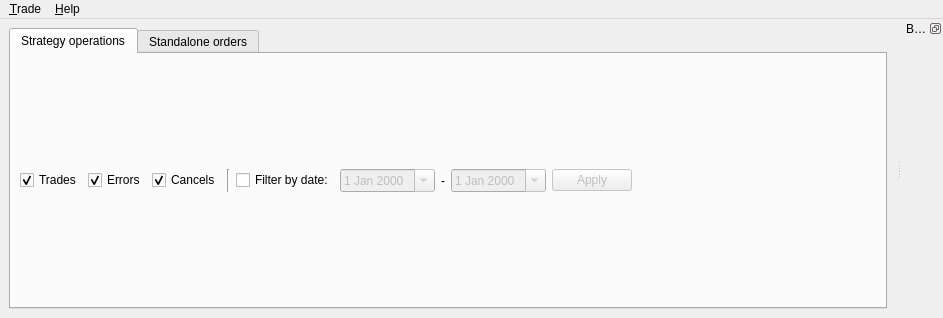
Qt form sources/FrontEnd/Terminal/MainWindow.ui (alimogh/trdk) before a commit.
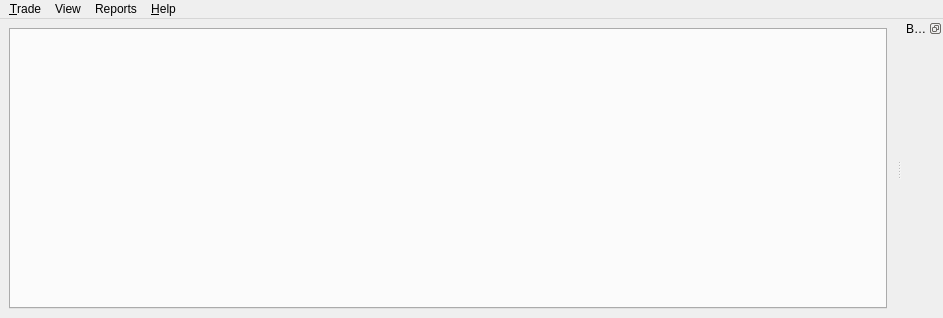
The same form after that commit.

Commit message: Initial commit for #36 "Total results report". Doesn't have conversation into major currency. Doesn't have filter by strategy.

```diff
--- a/sources/FrontEnd/Terminal/MainWindow.ui
+++ b/sources/FrontEnd/Terminal/MainWindow.ui
@@ -20,116 +20,12 @@
       <property name="currentIndex">
        <number>0</number>
       </property>
-      <widget class="QWidget" name="operations">
-       <attribute name="title">
-        <string>Strategy operations</string>
-       </attribute>
-       <layout class="QVBoxLayout" name="verticalLayout">
-        <item>
-         <layout class="QHBoxLayout" name="operationsFilters">
-          <item>
-           <widget class="QCheckBox" name="showTradeOperations">
-            <property name="text">
-             <string>Trades</string>
-            </property>
-            <property name="checked">
-             <bool>true</bool>
-            </property>
-           </widget>
-          </item>
-          <item>
-           <widget class="QCheckBox" name="showErrorOperations">
-            <property name="text">
-             <string>Errors</string>
-            </property>
-            <property name="checked">
-             <bool>true</bool>
-            </property>
-           </widget>
-          </item>
-          <item>
-           <widget class="QCheckBox" name="showCanceledOperations">
-            <property name="text">
-             <string>Cancels</string>
-            </property>
-            <property name="checked">
-             <bool>true</bool>
-            </property>
-           </widget>
-          </item>
-          <item>
-           <widget class="Line" name="line">
-            <property name="orientation">
-             <enum>Qt::Vertical</enum>
-            </property>
-           </widget>
-          </item>
-          <item>
-           <widget class="QCheckBox" name="enableOperationsDateFilter">
-            <property name="text">
-             <string>Filter by date:</string>
-            </property>
-           </widget>
-          </item>
-          <item>
-           <widget class="QDateEdit" name="operationsFilterDateFrom">
-            <property name="enabled">
-             <bool>false</bool>
-            </property>
-            <property name="calendarPopup">
-             <bool>true</bool>
-            </property>
-           </widget>
-          </item>
-          <item>
-           <widget class="QLabel" name="label">
-            <property name="text">
-             <string>-</string>
-            </property>
-           </widget>
-          </item>
-          <item>
-           <widget class="QDateEdit" name="operationsFilterDateTo">
-            <property name="enabled">
-             <bool>false</bool>
-            </property>
-            <property name="calendarPopup">
-             <bool>true</bool>
-            </property>
-           </widget>
-          </item>
-          <item>
-           <widget class="QPushButton" name="applyOperationsDateFilter">
-            <property name="enabled">
-             <bool>false</bool>
-            </property>
-            <property name="text">
-             <string>Apply</string>
-            </property>
-           </widget>
-          </item>
-          <item>
-           <spacer name="horizontalSpacer">
-            <property name="orientation">
-             <enum>Qt::Horizontal</enum>
-            </property>
-            <property name="sizeHint" stdset="0">
-             <size>
-              <width>40</width>
-              <height>20</height>
-             </size>
-            </property>
-           </spacer>
-          </item>
-         </layout>
-        </item>
-       </layout>
-      </widget>
-      <widget class="QWidget" name="standaloneOrders">
-       <attribute name="title">
-        <string>Standalone orders</string>
-       </attribute>
-      </widget>
+      <property name="tabsClosable">
+       <bool>true</bool>
+      </property>
+      <property name="movable">
+       <bool>true</bool>
+      </property>
      </widget>
     </item>
    </layout>
@@ -164,7 +60,22 @@
     </property>
     <addaction name="showAbout"/>
    </widget>
+   <widget class="QMenu" name="menuView">
+    <property name="title">
+     <string>View</string>
+    </property>
+    <addaction name="createStrategyOperationsWindow"/>
+    <addaction name="createNewStandaloneOrdersWindow"/>
+   </widget>
+   <widget class="QMenu" name="menuReport">
+    <property name="title">
+     <string>Reports</string>
+    </property>
+    <addaction name="createNewTotalResultsReport"/>
+   </widget>
    <addaction name="menuTrade"/>
+   <addaction name="menuView"/>
+   <addaction name="menuReport"/>
    <addaction name="menuHelp"/>
   </widget>
   <widget class="QDockWidget" name="balances">
```
Left out of the diff: 86 changed lines with no effect on the pictures. The commit also changes 35 other files.
